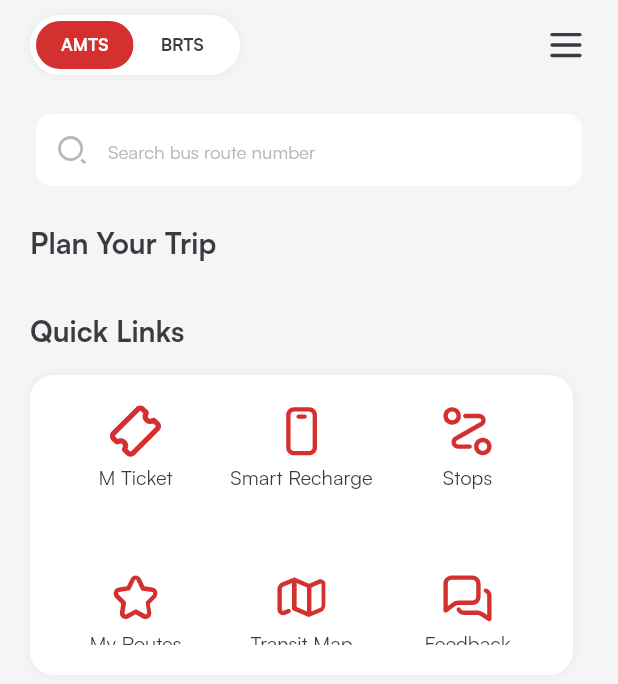
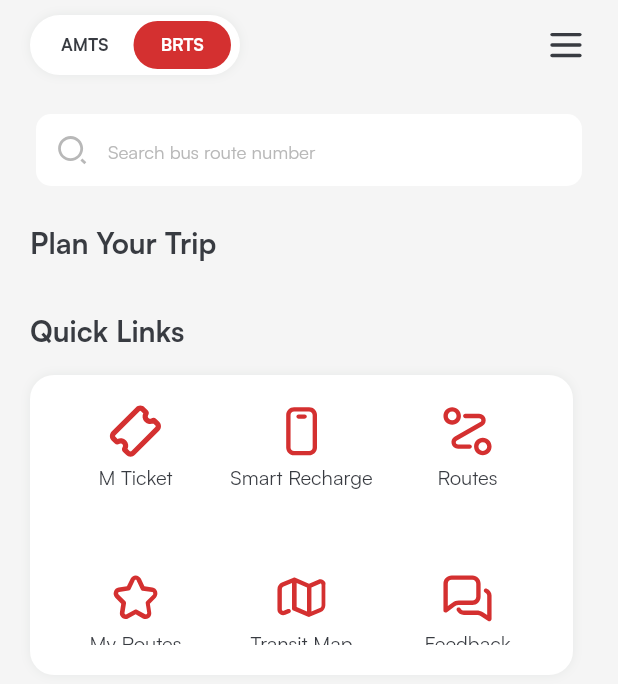
Before and after one commit to AshokSongara/ahmedabad_brts_amts, a Flutter app: the HomeScreen screen opened directly, on a phone screen of 412 x 824 dp. Shown: the top 684 px of the screen. Run offline on Flutter 3.47's test engine with Material 2 defaults, Android fonts, the phone set to English and light mode, and no system bars; our stand-ins replace bloc, equatable, flutter_bloc, flutter_screenutil, flutter_svg, get and 7 more; accounts and stored records are empty; network calls fail.

Commit message:
Rushik - Bug fixing in google sheet assigned by Hetal

```diff
--- a/lib/presentation/pages/dashboard/home_screen.dart
+++ b/lib/presentation/pages/dashboard/home_screen.dart
@@ -29,7 +29,7 @@ class HomeScreen extends StatefulWidget {
 }
 
 class _HomeScreenState extends State<HomeScreen> {
-  bool isAmts = true;
+  bool isAmts = false;
   List<QuickLinkInternalModel> quickLinkList = [];
   final GlobalKey<ScaffoldState> _scaffoldKey = GlobalKey<ScaffoldState>();
   TextEditingController _fromController = TextEditingController();
@@ -43,12 +43,12 @@ class _HomeScreenState extends State<HomeScreen> {
   void initState() {
     super.initState();
     BlocProvider.of<HomeScreenBloc>(context)
-        .add(GetAvailableRoutesEvent(StopRequestModel(stopType: 2)));
+        .add(GetAvailableRoutesEvent(StopRequestModel(stopType: 1)));
     quickLinkList
         .add(QuickLinkInternalModel("M Ticket", ImageConstant.iTicket));
     quickLinkList.add(
         QuickLinkInternalModel("Smart Recharge", ImageConstant.iMobileRed));
-    quickLinkList.add(QuickLinkInternalModel("Stops", ImageConstant.iRoute));
+    quickLinkList.add(QuickLinkInternalModel("Routes", ImageConstant.iRoute));
     quickLinkList.add(QuickLinkInternalModel("My Routes", ImageConstant.iRate));
     quickLinkList
         .add(QuickLinkInternalModel("Transit Map", ImageConstant.iMap));
@@ -308,6 +308,8 @@ class _HomeScreenState extends State<HomeScreen> {
                   const SizedBox(
                     height: Dimensions.dp10,
                   ),
+                  Row(
+                    children: [
                       InkWell(
                         onTap: () {
                           isAmts = !isAmts;
@@ -320,9 +322,7 @@ class _HomeScreenState extends State<HomeScreen> {
                                   StopRequestModel(stopType: isAmts ? 2 : 1)));
                           setState(() {});
                         },
-                    child: Row(
-                      children: [
-                        Container(
+                        child: Container(
                           height: Dimensions.dp40,
                           width: Dimensions.dp140,
                           margin: const EdgeInsets.only(
@@ -386,17 +386,17 @@ class _HomeScreenState extends State<HomeScreen> {
                             ]),
                           ),
                         ),
+                      ),
                       const Spacer(),
                       Container(
                           margin:
                               const EdgeInsets.only(right: Dimensions.dp20),
                           child: InkWell(
                               onTap: () {
-                                  // _scaffoldKey.currentState!.openEndDrawer();
+                                _scaffoldKey.currentState!.openEndDrawer();
                               },
                               child: SvgPicture.asset(ImageConstant.iMenu)))
                     ],
-                    ),
                   ),
                   Container(
                     margin: const EdgeInsets.only(
@@ -982,7 +982,7 @@ class _HomeScreenState extends State<HomeScreen> {
           Get.toNamed(RouteHelper.getFeedbackRoute());
         } else if (model.title == "My Routes") {
           Get.toNamed(RouteHelper.getMyRouteScreen());
-        } else if (model.title == "Stops") {
+        } else if (model.title == "Routes") {
           Get.toNamed(RouteHelper.getNearByRoute());
         }
       },
--- a/lib/presentation/widgets/base/search_result_item.dart
+++ b/lib/presentation/widgets/base/search_result_item.dart
@@ -256,7 +256,7 @@ class SearchResultItem extends StatelessWidget {
                     const Spacer(),
                     RichText(
                       text: TextSpan(
-                        text: "From  ",
+                        text: "Fare  ",
                         style: satoshiRegular.copyWith(
                             fontSize: 14.5.sp, color: AppColors.darkGray),
                         children: <TextSpan>[
```
Also changed, not shown: 1 other file. Lines whose indentation alone changed are shown as unchanged.
